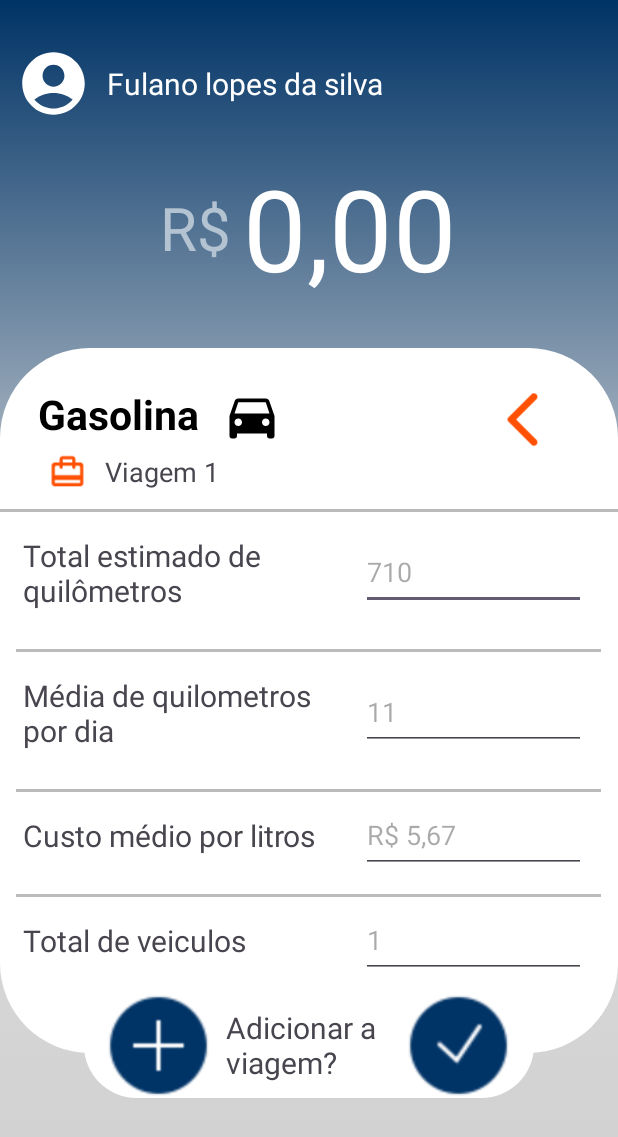
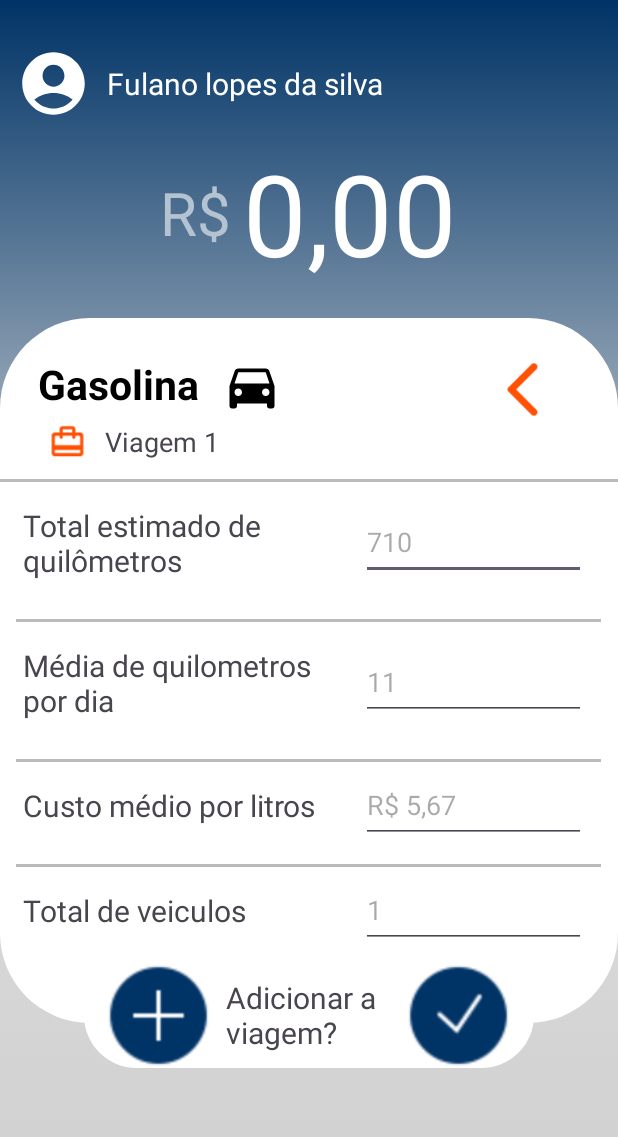
Before and after one commit to GeoHBR/ProjetoMobile, an Android app: the layout activity_gasolina.xml on its own in the app's theme, with its tools: preview values and no code run, on a phone screen of 412 x 824 dp. Shown: the top 1137 px of the screen. Run offline under Robolectric (Android 15) with nearby library versions, the phone set to English and light mode, and no system bars.

Commit message:
Pagina Gasolina

```diff
--- a/app/src/main/res/layout/activity_gasolina.xml
+++ b/app/src/main/res/layout/activity_gasolina.xml
@@ -28,7 +28,6 @@
             android:text="Fulano lopes da silva"/>
     </LinearLayout>
     <LinearLayout
-        android:layout_margin="10dp"
         android:gravity="center"
         android:layout_width="match_parent"
         android:layout_height="wrap_content"
```
